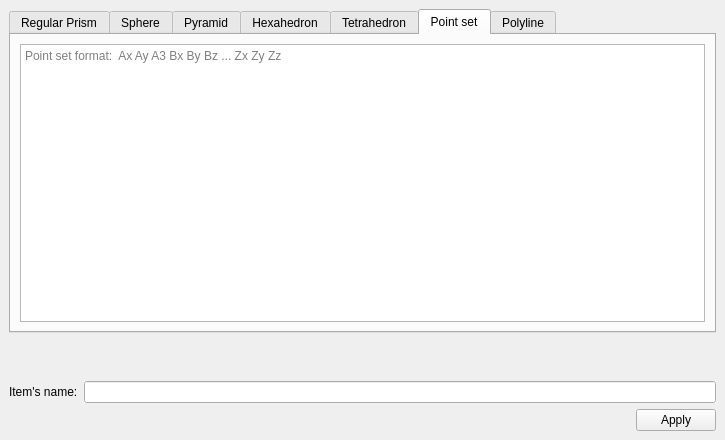
The window that Polyhedron/demo/Polyhedron/Plugins/PCA/Basic_generator_widget.ui (CGAL/cgal) describes before a commit, drawn with Qt 5.
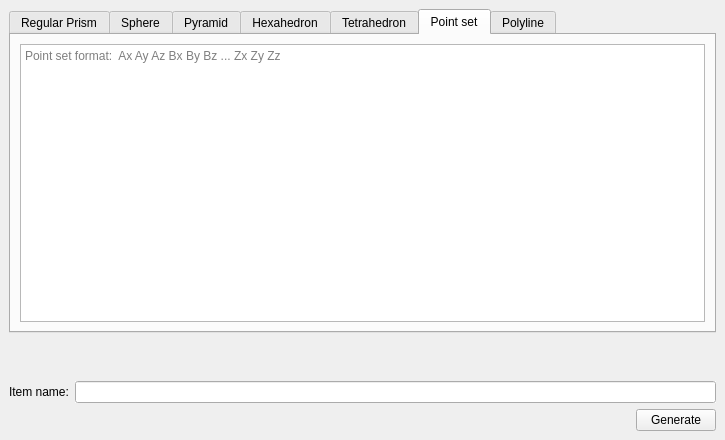
The same window after the commit. The open tabs and pages were chosen to show the change. Icons and pictures are not drawn.

The edit to the form file:
```diff
--- a/Polyhedron/demo/Polyhedron/Plugins/PCA/Basic_generator_widget.ui
+++ b/Polyhedron/demo/Polyhedron/Plugins/PCA/Basic_generator_widget.ui
@@ -910,7 +910,7 @@
            <bool>false</bool>
           </property>
           <property name="placeholderText">
-           <string notr="true">Point set format:  Ax Ay A3 Bx By Bz ... Zx Zy Zz </string>
+           <string notr="true">Point set format:  Ax Ay Az Bx By Bz ... Zx Zy Zz </string>
           </property>
          </widget>
         </item>
@@ -969,7 +969,7 @@
          <string>This will be the name of the created item.</string>
         </property>
         <property name="text">
-         <string>Item's name:</string>
+         <string>Item name:</string>
         </property>
        </widget>
       </item>
@@ -986,11 +986,28 @@
      </layout>
     </item>
     <item>
-     <widget class="QDialogButtonBox" name="buttonBox">
-      <property name="standardButtons">
-       <set>QDialogButtonBox::Apply</set>
-      </property>
-     </widget>
+     <layout class="QHBoxLayout" name="horizontalLayout_17">
+      <item>
+       <spacer name="horizontalSpacer">
+        <property name="orientation">
+         <enum>Qt::Horizontal</enum>
+        </property>
+        <property name="sizeHint" stdset="0">
+         <size>
+          <width>40</width>
+          <height>20</height>
+         </size>
+        </property>
+       </spacer>
+      </item>
+      <item>
+       <widget class="QPushButton" name="generateButton">
+        <property name="text">
+         <string>Generate</string>
+        </property>
+       </widget>
+      </item>
+     </layout>
     </item>
    </layout>
   </widget>
```
Left out of the diff: 16 changed lines with no effect on the pictures.
